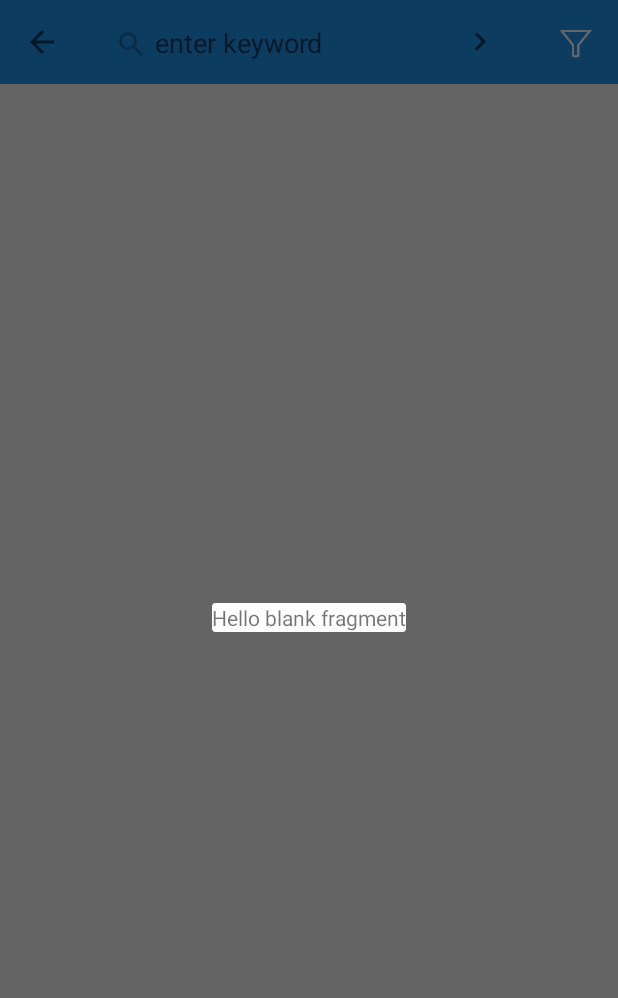
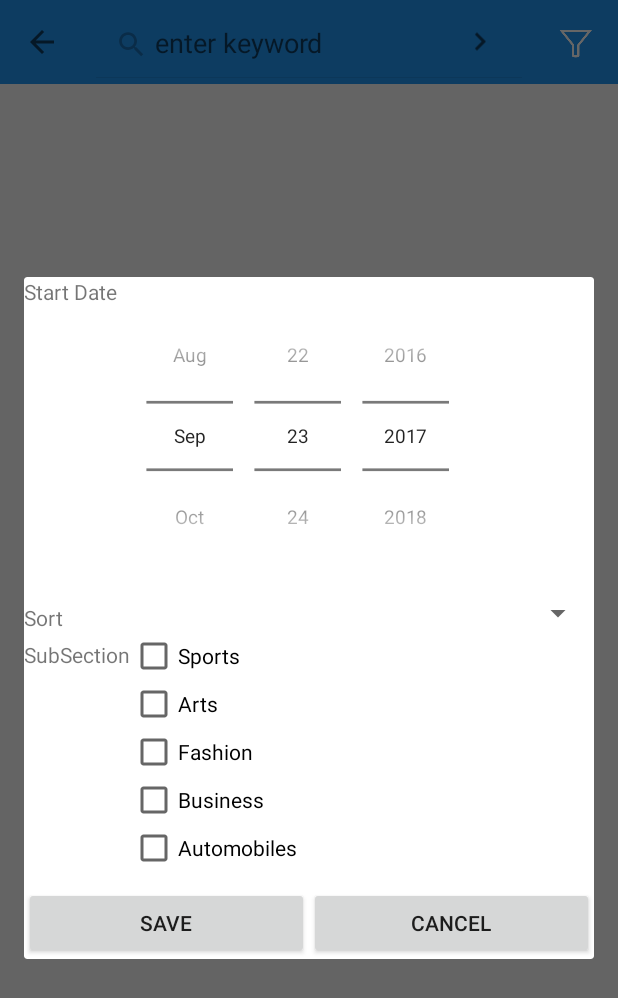
Before and after one commit to drana/TheNewsHub, an Android app: the screen it shows after launch (SearchActivity), after a tap on "Filter", on a phone screen of 412 x 824 dp. Shown: the top 998 px of the screen. Run offline under Robolectric (Android 15) with nearby library versions, the phone set to English and light mode, and no system bars; our stand-ins replace ButterKnife, Picasso; libraries missing offline, so code that uses them is left out: jp.wasabeef.picasso; pictures from the network do not load; 1 other tap on this screen came first.

Commit message:
fragment

```diff
--- a/TheNewsHub/app/src/main/java/com/db/dipenrana/thenewshub/activities/SearchActivity.java
+++ b/TheNewsHub/app/src/main/java/com/db/dipenrana/thenewshub/activities/SearchActivity.java
@@ -180,7 +180,7 @@ public class SearchActivity extends AppCompatActivity {
 
             FragmentManager fm = getSupportFragmentManager();
             FilterFragment filterFragment = FilterFragment.newInstance("Hello","World");
-            filterFragment.show(fm, "fragment_filter");
+            filterFragment.show(fm, "fragFilter");
 
         }
         return  true;
--- a/TheNewsHub/app/src/main/res/layout/fragment_filter.xml
+++ b/TheNewsHub/app/src/main/res/layout/fragment_filter.xml
@@ -1,13 +1,115 @@
-<FrameLayout xmlns:android="http://schemas.android.com/apk/res/android"
+<RelativeLayout xmlns:android="http://schemas.android.com/apk/res/android"
     xmlns:tools="http://schemas.android.com/tools"
     android:layout_width="match_parent"
     android:layout_height="match_parent"
     tools:context="com.db.dipenrana.thenewshub.fragments.FilterFragment">
 
-    <!-- TODO: Update blank fragment layout -->
     <TextView
+        android:id="@+id/tvBeginDate"
+        android:layout_width="wrap_content"
+        android:layout_height="wrap_content"
+        android:text="Start Date"
+        android:layout_alignParentStart="true"
+        />
+
+    <DatePicker
+        android:id="@+id/filterDate"
+        android:layout_width="wrap_content"
+        android:layout_height="wrap_content"
+        android:layout_toRightOf="@id/tvBeginDate"
+        android:calendarViewShown="false"
+        android:datePickerMode="spinner"
+        android:spinnersShown="true"
+        android:padding="0dp"
+        android:scaleX="0.9"
+        android:scaleY="0.9" />
+
+
+    <TextView
+        android:id="@+id/llSortOrder"
+        android:layout_width="wrap_content"
+        android:layout_height="wrap_content"
+        android:layout_below="@id/filterDate"
+        android:layout_marginTop="5dp"
+        android:text="Sort"
+        />
+
+    <Spinner
         android:layout_width="match_parent"
-        android:layout_height="match_parent"
-        android:text="@string/hello_blank_fragment" />
+        android:layout_height="wrap_content"
+        android:layout_below="@id/filterDate"
+        android:layout_toRightOf="@id/llSortOrder"
+        android:layout_weight="1"/>
 
-</FrameLayout>
+
+    <TextView
+        android:id="@+id/tvNewsSection"
+        android:layout_width="wrap_content"
+        android:layout_height="wrap_content"
+        android:layout_below="@id/llSortOrder"
+        android:layout_marginTop="5dp"
+        android:text="SubSection"
+        />
+    <CheckBox
+        android:id="@+id/cbSportsBox"
+        android:layout_width="match_parent"
+        android:layout_height="wrap_content"
+        android:layout_toRightOf="@id/tvNewsSection"
+        android:layout_below="@id/llSortOrder"
+        android:text="Sports"
+        />
+    <CheckBox
+        android:id="@+id/cbArtsBox"
+        android:layout_width="match_parent"
+        android:layout_height="wrap_content"
+        android:layout_below="@id/cbSportsBox"
+        android:layout_toRightOf="@id/tvNewsSection"
+        android:text="Arts"/>
+    <CheckBox
+        android:id="@+id/cbFashionBox"
+        android:layout_width="match_parent"
+        android:layout_height="wrap_content"
+        android:layout_below="@id/cbArtsBox"
+        android:layout_toRightOf="@id/tvNewsSection"
+        android:text="Fashion"/>
+    <CheckBox
+        android:id="@+id/cbBusiness"
+        android:layout_width="match_parent"
+        android:layout_height="wrap_content"
+        android:layout_below="@id/cbFashionBox"
+        android:layout_toRightOf="@id/tvNewsSection"
+        android:text="Business"/>
+    <CheckBox
+        android:id="@+id/cbAutomobiles"
+        android:layout_width="match_parent"
+        android:layout_height="wrap_content"
+        android:layout_below="@id/cbBusiness"
+        android:layout_toRightOf="@id/tvNewsSection"
+        android:text="Automobiles"/>
+
+    <LinearLayout
+        android:layout_width="match_parent"
+        android:layout_height="wrap_content"
+        android:layout_below="@id/cbAutomobiles"
+        android:orientation="horizontal">
+        <Button
+            android:id="@+id/btnSave"
+            android:layout_width="wrap_content"
+            android:layout_height="wrap_content"
+            android:layout_weight="1"
+            android:layout_marginTop="10dp"
+
+            android:text="Save"/>
+
+        <Button
+            android:id="@+id/btnCancel"
+            android:layout_width="wrap_content"
+            android:layout_height="wrap_content"
+            android:layout_weight="1"
+            android:layout_marginTop="10dp"
+            android:text="Cancel"/>
+    </LinearLayout>
+
+
+
+</RelativeLayout>
```
Also changed, not shown: TheNewsHub/app/src/main/res/drawable-hdpi/ic_cancel.png (added), TheNewsHub/app/src/main/res/drawable-mdpi/ic_cancel.png (added), TheNewsHub/app/src/main/res/drawable-xhdpi/ic_cancel.png (added), TheNewsHub/app/src/main/res/drawable-xxhdpi/ic_cancel.png (added), TheNewsHub/app/src/main/res/drawable-xxxhdpi/ic_cancel.png (added).
